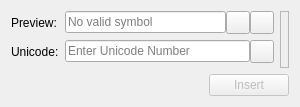
Above: UnicodeUtil/symbolselectdialog.ui from Skycoder42/UniInsert before the change. Below: the same form after it.
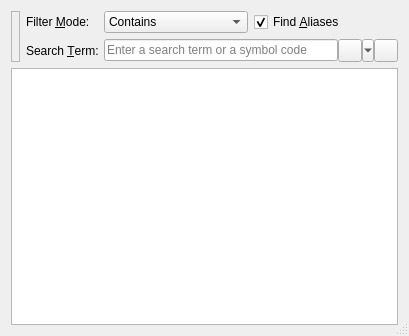
That is the form after the change. Icons and pictures are not drawn. Custom widgets are drawn as their Qt base class.

Diff of the .ui file:
```diff
--- a/UnicodeUtil/symbolselectdialog.ui
+++ b/UnicodeUtil/symbolselectdialog.ui
@@ -6,86 +6,19 @@
    <rect>
     <x>0</x>
     <y>0</y>
-    <width>300</width>
-    <height>107</height>
+    <width>409</width>
+    <height>336</height>
    </rect>
   </property>
   <property name="windowTitle">
    <string>Enter Code</string>
   </property>
+  <property name="sizeGripEnabled">
+   <bool>true</bool>
+  </property>
   <layout class="QVBoxLayout" name="verticalLayout">
    <item>
     <layout class="QHBoxLayout" name="previewLayout">
-     <item>
-      <layout class="QFormLayout" name="formLayout">
-       <item row="0" column="1">
-        <layout class="QHBoxLayout" name="horizontalLayout_2">
-         <property name="spacing">
-          <number>0</number>
-         </property>
-         <item>
-          <widget class="QLineEdit" name="previewLineEdit">
-           <property name="cursor">
-            <cursorShape>IBeamCursor</cursorShape>
-           </property>
-           <property name="contextMenuPolicy">
-            <enum>Qt::ActionsContextMenu</enum>
-           </property>
-           <property name="dragEnabled">
-            <bool>true</bool>
-           </property>
-           <property name="readOnly">
-            <bool>true</bool>
-           </property>
-           <property name="placeholderText">
-            <string>No valid symbol</string>
-           </property>
-          </widget>
-         </item>
-         <item>
-          <widget class="QToolButton" name="copyButton"/>
-         </item>
-         <item>
-          <widget class="QToolButton" name="symbolHelpButton"/>
-         </item>
-        </layout>
-       </item>
-       <item row="0" column="0">
-        <widget class="QLabel" name="previewTagLabel">
-         <property name="text">
-          <string>Preview:</string>
-         </property>
-        </widget>
-       </item>
-       <item row="1" column="1">
-        <layout class="QHBoxLayout" name="horizontalLayout_3">
-         <property name="spacing">
-          <number>0</number>
-         </property>
-         <item>
-          <widget class="QLineEdit" name="unicodeLineEdit">
-           <property name="toolTip">
-            <string>&lt;html&gt;&lt;head/&gt;&lt;body&gt;&lt;p&gt;The code can be entered as &lt;span style=&quot; font-weight:600;&quot;&gt;unicode codepoint&lt;/span&gt; or as &lt;span style=&quot; font-weight:600;&quot;&gt;html code&lt;/span&gt;:&lt;br/&gt;&amp;nbsp;&amp;nbsp;&amp;nbsp;•&amp;nbsp;&amp;nbsp;U+0042&lt;br/&gt;&amp;nbsp;&amp;nbsp;&amp;nbsp;•&amp;nbsp;&amp;nbsp;0042&lt;br/&gt;&amp;nbsp;&amp;nbsp;&amp;nbsp;•&amp;nbsp;&amp;nbsp;\u0024&lt;br/&gt;&amp;nbsp;&amp;nbsp;&amp;nbsp;•&amp;nbsp;&amp;nbsp;&amp;amp;#66;&lt;/p&gt;&lt;p&gt;If you don't know the code, you can search a symbol by it's name by using the button on the right or pressing &lt;span style=&quot; font-style:italic;&quot;&gt;CTRL+F&lt;/span&gt;.&lt;/p&gt;&lt;/body&gt;&lt;/html&gt;</string>
-           </property>
-           <property name="placeholderText">
-            <string>Enter Unicode Number</string>
-           </property>
-          </widget>
-         </item>
-         <item>
-          <widget class="QToolButton" name="searchButton"/>
-         </item>
-        </layout>
-       </item>
-       <item row="1" column="0">
-        <widget class="QLabel" name="unicodeLabel">
-         <property name="text">
-          <string>Unicode:</string>
-         </property>
-        </widget>
-       </item>
-      </layout>
-     </item>
      <item>
       <widget class="DragLabel" name="previewLabel">
        <property name="cursor">
@@ -111,43 +44,127 @@
        </property>
       </widget>
      </item>
+     <item>
+      <layout class="QFormLayout" name="formLayout">
+       <item row="0" column="0">
+        <widget class="QLabel" name="label_2">
+         <property name="text">
+          <string>Filter &amp;Mode:</string>
+         </property>
+         <property name="buddy">
+          <cstring>filterModeComboBox</cstring>
+         </property>
+        </widget>
+       </item>
+       <item row="1" column="0">
+        <widget class="QLabel" name="unicodeLabel">
+         <property name="text">
+          <string>Search &amp;Term:</string>
+         </property>
+         <property name="buddy">
+          <cstring>unicodeLineEdit</cstring>
+         </property>
+        </widget>
+       </item>
+       <item row="0" column="1">
+        <layout class="QHBoxLayout" name="horizontalLayout_2">
+         <item>
+          <widget class="QComboBox" name="filterModeComboBox">
+           <property name="currentIndex">
+            <number>0</number>
+           </property>
+           <item>
+            <property name="text">
+             <string>Contains</string>
+            </property>
+           </item>
+           <item>
+            <property name="text">
+             <string>Starts with</string>
+            </property>
+           </item>
+           <item>
+            <property name="text">
+             <string>Ends with</string>
+            </property>
+           </item>
+           <item>
+            <property name="text">
+             <string>Exact Match</string>
+            </property>
+           </item>
+          </widget>
+         </item>
+         <item>
+          <widget class="QCheckBox" name="findAliasCheckBox">
+           <property name="text">
+            <string>Find &amp;Aliases</string>
+           </property>
+           <property name="checked">
+            <bool>true</bool>
+           </property>
+          </widget>
+         </item>
+        </layout>
+       </item>
+       <item row="1" column="1">
+        <layout class="QHBoxLayout" name="horizontalLayout">
+         <property name="spacing">
+          <number>0</number>
+         </property>
+         <item>
+          <widget class="QLineEdit" name="unicodeLineEdit">
+           <property name="toolTip">
+            <string>&lt;html&gt;&lt;head/&gt;&lt;body&gt;&lt;p&gt;The code can be entered as &lt;span style=&quot; font-weight:600;&quot;&gt;unicode codepoint&lt;/span&gt; or as &lt;span style=&quot; font-weight:600;&quot;&gt;html code&lt;/span&gt;:&lt;br/&gt;&amp;nbsp;&amp;nbsp;&amp;nbsp;•&amp;nbsp;&amp;nbsp;U+0042&lt;br/&gt;&amp;nbsp;&amp;nbsp;&amp;nbsp;•&amp;nbsp;&amp;nbsp;0042&lt;br/&gt;&amp;nbsp;&amp;nbsp;&amp;nbsp;•&amp;nbsp;&amp;nbsp;\u0024&lt;br/&gt;&amp;nbsp;&amp;nbsp;&amp;nbsp;•&amp;nbsp;&amp;nbsp;&amp;amp;#66;&lt;/p&gt;&lt;p&gt;If you don't know the code, you can search a symbol by it's name by using the button on the right or pressing &lt;span style=&quot; font-style:italic;&quot;&gt;CTRL+F&lt;/span&gt;.&lt;/p&gt;&lt;/body&gt;&lt;/html&gt;</string>
+           </property>
+           <property name="placeholderText">
+            <string>Enter a search term or a symbol code</string>
+           </property>
+          </widget>
+         </item>
+         <item>
+          <widget class="QToolButton" name="copyButton">
+           <property name="popupMode">
+            <enum>QToolButton::MenuButtonPopup</enum>
+           </property>
+          </widget>
+         </item>
+         <item>
+          <widget class="QToolButton" name="symbolInfoButton"/>
+         </item>
+        </layout>
+       </item>
+      </layout>
+     </item>
     </layout>
    </item>
    <item>
-    <layout class="QHBoxLayout" name="horizontalLayout">
-     <item>
-      <spacer name="horizontalSpacer">
-       <property name="orientation">
-        <enum>Qt::Horizontal</enum>
-       </property>
-       <property name="sizeHint" stdset="0">
-        <size>
-         <width>40</width>
-         <height>20</height>
-        </size>
-       </property>
-      </spacer>
-     </item>
-     <item>
-      <widget class="QPushButton" name="insertButton">
-       <property name="enabled">
-        <bool>false</bool>
-       </property>
-       <property name="toolTip">
-        <string>Closes the dialog and inserts the symbol from where you opened it</string>
-       </property>
-       <property name="text">
-        <string>Insert</string>
-       </property>
-       <property name="autoDefault">
-        <bool>false</bool>
-       </property>
-       <property name="default">
-        <bool>true</bool>
-       </property>
-      </widget>
-     </item>
-    </layout>
+    <widget class="QTreeView" name="searchTreeView">
+     <property name="contextMenuPolicy">
+      <enum>Qt::ActionsContextMenu</enum>
+     </property>
+     <property name="editTriggers">
+      <set>QAbstractItemView::NoEditTriggers</set>
+     </property>
+     <property name="alternatingRowColors">
+      <bool>true</bool>
+     </property>
+     <property name="rootIsDecorated">
+      <bool>false</bool>
+     </property>
+     <property name="itemsExpandable">
+      <bool>false</bool>
+     </property>
+     <property name="sortingEnabled">
+      <bool>true</bool>
+     </property>
+     <property name="animated">
+      <bool>true</bool>
+     </property>
+     <property name="expandsOnDoubleClick">
+      <bool>false</bool>
+     </property>
+    </widget>
    </item>
   </layout>
   <action name="actionCopy_Symbol">
```
Left out of the diff: 72 changed lines with no effect on the pictures.
